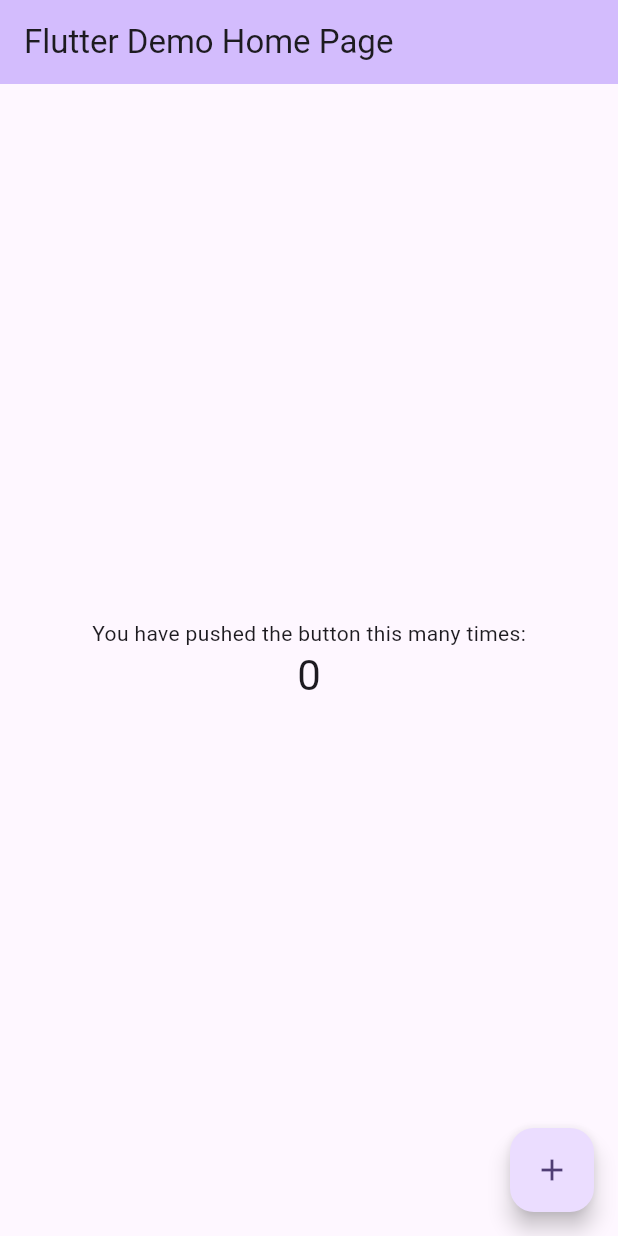
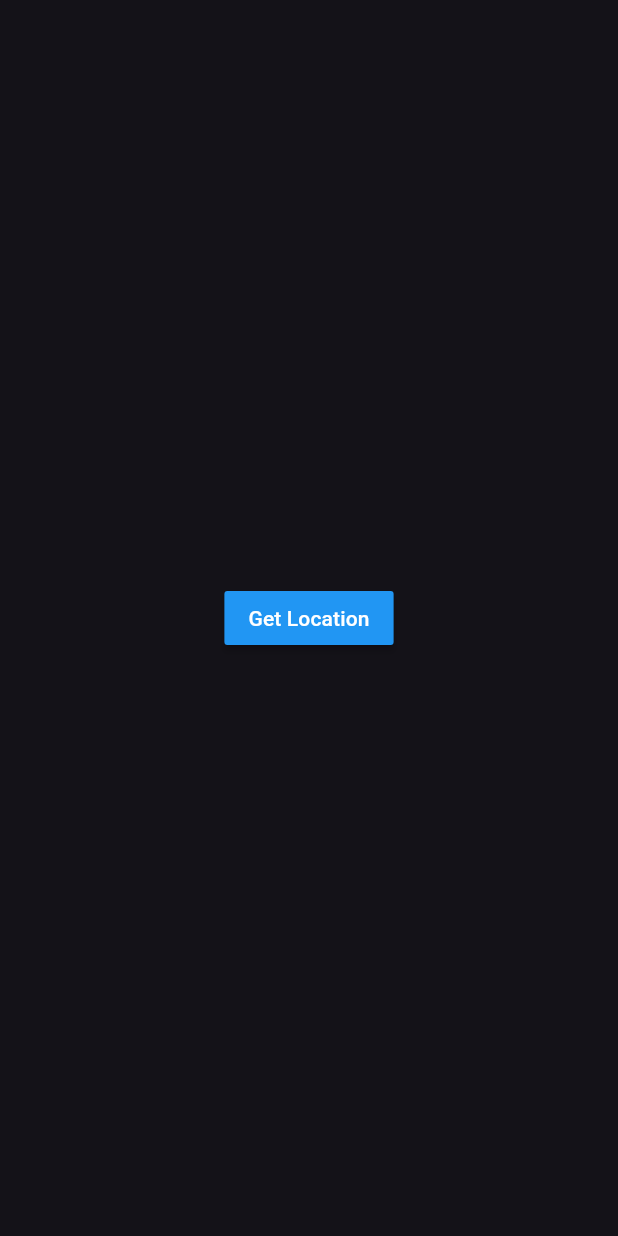
Before and after one commit to gokmentas/clima, a Flutter app: the screen it shows after launch, on a phone screen of 412 x 824 dp. Run offline on Flutter 3.47's test engine with Material 3 defaults, Android fonts, the phone set to English and light mode, and no system bars.

Commit message:
Starter code

```diff
--- a/lib/main.dart
+++ b/lib/main.dart
@@ -1,4 +1,5 @@
 import 'package:flutter/material.dart';
+import 'package:clima/screens/loading_screen.dart';
 
 void main() {
   runApp(const MyApp());
@@ -7,119 +8,11 @@ void main() {
 class MyApp extends StatelessWidget {
   const MyApp({super.key});
 
-  // This widget is the root of your application.
   @override
   Widget build(BuildContext context) {
     return MaterialApp(
-      title: 'Flutter Demo',
-      theme: ThemeData(
-        // This is the theme of your application.
-        //
-        // TRY THIS: Try running your application with "flutter run". You'll see
-        // the application has a purple toolbar. Then, without quitting the app,
-        // try changing the seedColor in the colorScheme below to Colors.green
-        // and then invoke "hot reload" (save your changes or press the "hot
-        // reload" button in a Flutter-supported IDE, or press "r" if you used
-        // the command line to start the app).
-        //
-        // Notice that the counter didn't reset back to zero; the application
-        // state is not lost during the reload. To reset the state, use hot
-        // restart instead.
-        //
-        // This works for code too, not just values: Most code changes can be
-        // tested with just a hot reload.
-        colorScheme: ColorScheme.fromSeed(seedColor: Colors.deepPurple),
-        useMaterial3: true,
-      ),
-      home: const MyHomePage(title: 'Flutter Demo Home Page'),
+      theme: ThemeData.dark(),
+      home: const LoadingScreen(),
     );
   }
 }
-
-class MyHomePage extends StatefulWidget {
-  const MyHomePage({super.key, required this.title});
-
-  // This widget is the home page of your application. It is stateful, meaning
-  // that it has a State object (defined below) that contains fields that affect
-  // how it looks.
-
-  // This class is the configuration for the state. It holds the values (in this
-  // case the title) provided by the parent (in this case the App widget) and
-  // used by the build method of the State. Fields in a Widget subclass are
-  // always marked "final".
-
-  final String title;
-
-  @override
-  State<MyHomePage> createState() => _MyHomePageState();
-}
-
-class _MyHomePageState extends State<MyHomePage> {
-  int _counter = 0;
-
-  void _incrementCounter() {
-    setState(() {
-      // This call to setState tells the Flutter framework that something has
-      // changed in this State, which causes it to rerun the build method below
-      // so that the display can reflect the updated values. If we changed
-      // _counter without calling setState(), then the build method would not be
-      // called again, and so nothing would appear to happen.
-      _counter++;
-    });
-  }
-
-  @override
-  Widget build(BuildContext context) {
-    // This method is rerun every time setState is called, for instance as done
-    // by the _incrementCounter method above.
-    //
-    // The Flutter framework has been optimized to make rerunning build methods
-    // fast, so that you can just rebuild anything that needs updating rather
-    // than having to individually change instances of widgets.
-    return Scaffold(
-      appBar: AppBar(
-        // TRY THIS: Try changing the color here to a specific color (to
-        // Colors.amber, perhaps?) and trigger a hot reload to see the AppBar
-        // change color while the other colors stay the same.
-        backgroundColor: Theme.of(context).colorScheme.inversePrimary,
-        // Here we take the value from the MyHomePage object that was created by
-        // the App.build method, and use it to set our appbar title.
-        title: Text(widget.title),
-      ),
-      body: Center(
-        // Center is a layout widget. It takes a single child and positions it
-        // in the middle of the parent.
-        child: Column(
-          // Column is also a layout widget. It takes a list of children and
-          // arranges them vertically. By default, it sizes itself to fit its
-          // children horizontally, and tries to be as tall as its parent.
-          //
-          // Column has various properties to control how it sizes itself and
-          // how it positions its children. Here we use mainAxisAlignment to
-          // center the children vertically; the main axis here is the vertical
-          // axis because Columns are vertical (the cross axis would be
-          // horizontal).
-          //
-          // TRY THIS: Invoke "debug painting" (choose the "Toggle Debug Paint"
-          // action in the IDE, or press "p" in the console), to see the
-          // wireframe for each widget.
-          mainAxisAlignment: MainAxisAlignment.center,
-          children: <Widget>[
-            const Text(
-              'You have pushed the button this many times:',
-            ),
-            Text(
-              '$_counter',
-              style: Theme.of(context).textTheme.headlineMedium,
-            ),
-          ],
-        ),
-      ),
-      floatingActionButton: FloatingActionButton(
-        onPressed: _incrementCounter,
-        tooltip: 'Increment',
-        child: const Icon(Icons.add),
-      ), // This trailing comma makes auto-formatting nicer for build methods.
-    );
-  }
-}
--- /dev/null
+++ b/lib/screens/loading_screen.dart
@@ -0,0 +1,25 @@
+import 'package:flutter/material.dart';
+
+class LoadingScreen extends StatefulWidget {
+  const LoadingScreen({super.key});
+
+  @override
+  State<LoadingScreen> createState() => _LoadingScreenState();
+}
+
+class _LoadingScreenState extends State<LoadingScreen> {
+  @override
+  Widget build(BuildContext context) {
+    return Scaffold(
+      body: Center(
+        child: MaterialButton(
+          onPressed: () {
+            //Get the current location
+          },
+          color: Colors.blue,
+          child: const Text("Get Location"),
+        ),
+      ),
+    );
+  }
+}
```
Also changed, not shown: lib/screens/city_screen.dart (added, +53 -0 lines), lib/screens/location_screen.dart (added, +80 -0 lines), lib/services/weather.dart (added, +33 -0 lines), lib/utilities/constants.dart (added, +20 -0 lines), pubspec.yaml (+8 -66 lines), fonts/SpartanMB-Black.otf (added), images/city_background.jpg (added), images/location_background.jpg (added), lib/services/location.dart (added), lib/services/networking.dart (added).
